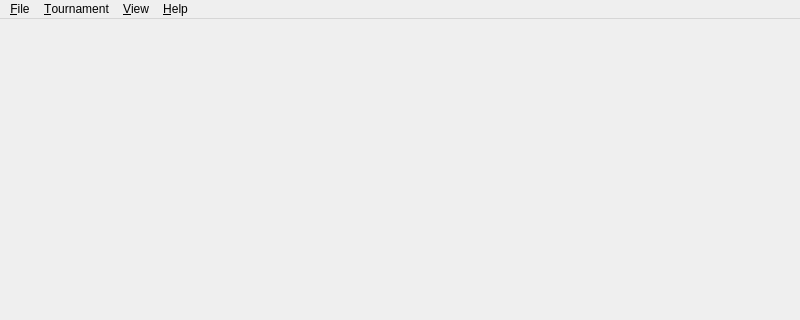
Qt form TBQt/TBViewerMainWindow.ui (ryandrake08/td) before a commit; both pictures show x 0 to 800 and y 0 to 320 of the 800 by 600 pixel window.
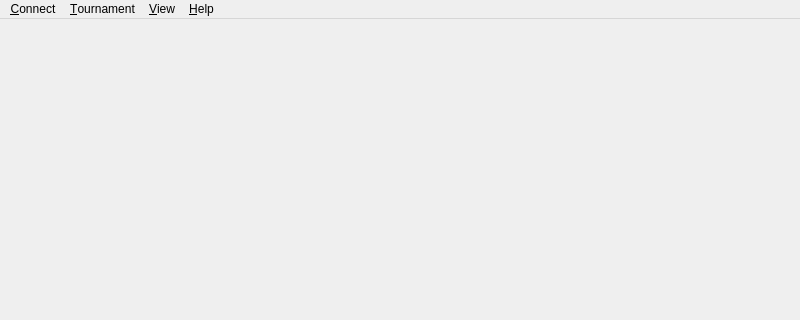
The same form after that commit. Icons and pictures are not drawn.

The edit to the form file:
```diff
--- a/TBQt/TBViewerMainWindow.ui
+++ b/TBQt/TBViewerMainWindow.ui
@@ -37,7 +37,7 @@
    </property>
    <widget class="QMenu" name="menuFile">
     <property name="title">
-     <string>&amp;File</string>
+     <string>&amp;Connect</string>
     </property>
     <addaction name="actionConnectToTournament"/>
     <addaction name="actionDisconnect"/>
```
